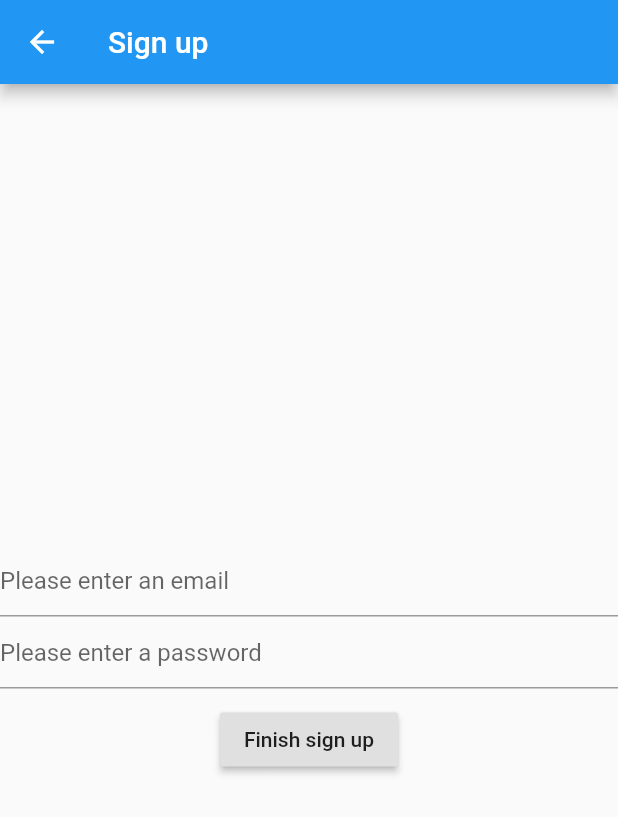
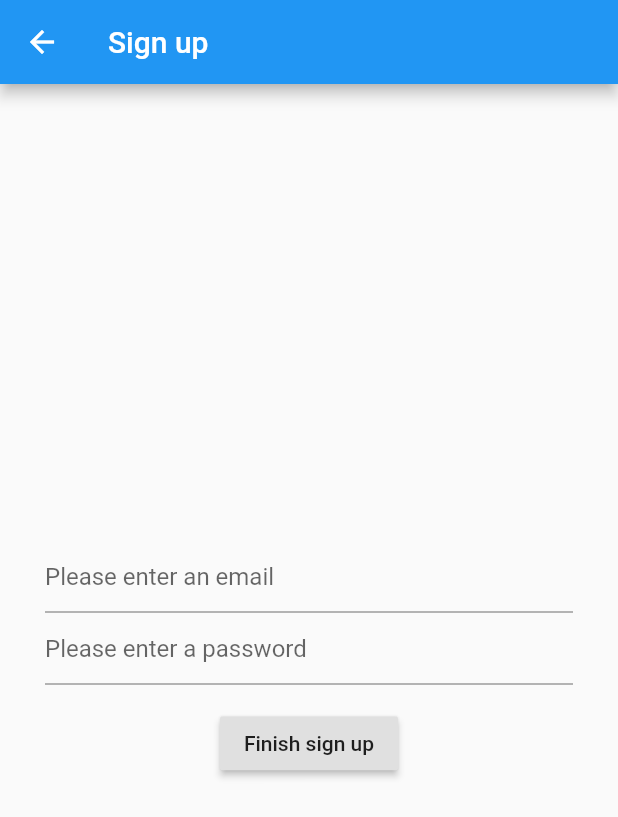
Before and after one commit to mjaay1337/ChatApp, a Flutter app: the SignUp screen opened by its route, on a phone screen of 412 x 824 dp. Shown: the top 817 px of the screen. Run offline on Flutter 3.47's test engine with Material 2 defaults, Android fonts, the phone set to English and light mode, and no system bars; our stand-ins replace bloc, firebase_auth, flutter_bloc; accounts and stored records are empty.

Commit message:
little bit of styling

```diff
--- a/chat_app/lib/signup.dart
+++ b/chat_app/lib/signup.dart
@@ -10,7 +10,9 @@ class SignUp extends StatelessWidget {
       appBar: AppBar(
         title: Text("Sign up"),
       ),
-      body: Center(
+      body: Container(
+        padding: EdgeInsets.all(30),
+        child: Center(
             child: BlocBuilder<SignupCubit, SignupState>(
           cubit: BlocProvider.of<SignupCubit>(context),
           builder: (context, state) {
@@ -32,7 +34,7 @@ class SignUp extends StatelessWidget {
                     onChanged: (value) {
                       context.bloc<SignupCubit>().setPassword(value);
                     }),
-              SizedBox(height: 10),
+                SizedBox(height: 15),
                 RaisedButton(
                   onPressed: () {
                     context.bloc<SignupCubit>().signUp();
@@ -43,6 +45,7 @@ class SignUp extends StatelessWidget {
             );
           },
         )),
+      ),
     );
   }
 }
```
Lines whose indentation alone changed are shown as unchanged.
